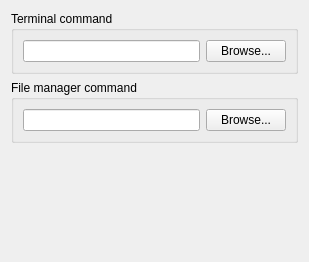
First picture: the form in src/SettingPrograms2Form.ui, repository soramimi/Guitar, before the edit.
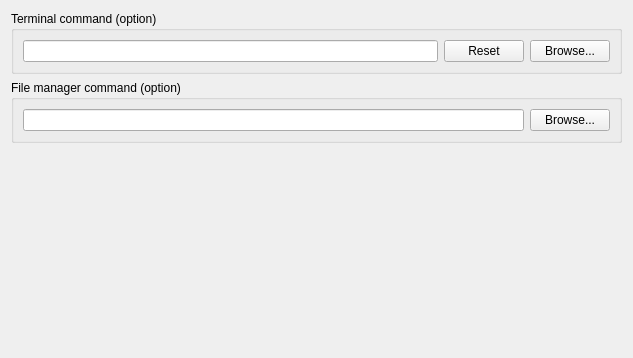
Second picture: the form after the edit.

The edit to the form file:
```diff
--- a/src/SettingPrograms2Form.ui
+++ b/src/SettingPrograms2Form.ui
@@ -6,8 +6,8 @@
    <rect>
     <x>0</x>
     <y>0</y>
-    <width>309</width>
-    <height>262</height>
+    <width>633</width>
+    <height>358</height>
    </rect>
   </property>
   <property name="windowTitle">
@@ -17,12 +17,19 @@
    <item>
     <widget class="QGroupBox" name="groupBox_2">
      <property name="title">
-      <string>Terminal command</string>
+      <string>Terminal command (option)</string>
      </property>
      <layout class="QHBoxLayout" name="horizontalLayout_4">
       <item>
        <widget class="QLineEdit" name="lineEdit_terminal_command"/>
       </item>
+      <item>
+       <widget class="QPushButton" name="pushButton_reset_terminal_command">
+        <property name="text">
+         <string>Reset</string>
+        </property>
+       </widget>
+      </item>
       <item>
        <widget class="QPushButton" name="pushButton_select_terminal_command">
         <property name="text">
@@ -36,7 +43,7 @@
    <item>
     <widget class="QGroupBox" name="groupBox_3">
      <property name="title">
-      <string>File manager command</string>
+      <string>File manager command (option)</string>
      </property>
      <layout class="QHBoxLayout" name="horizontalLayout_5">
       <item>
```
